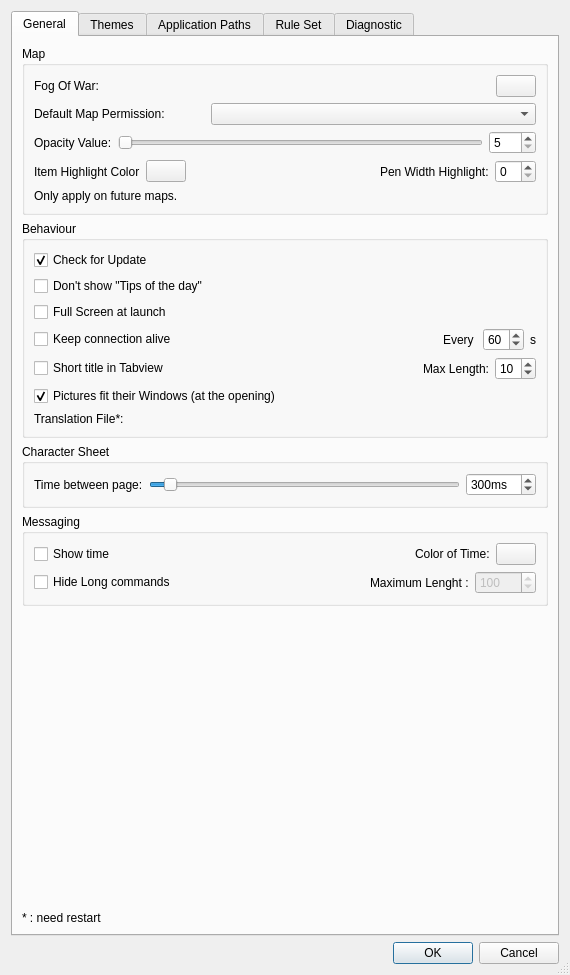
Before: the Qt Designer form core/src/preferences/preferencesdialogbox.ui in Rolisteam/rolisteam, drawn with Qt 5.
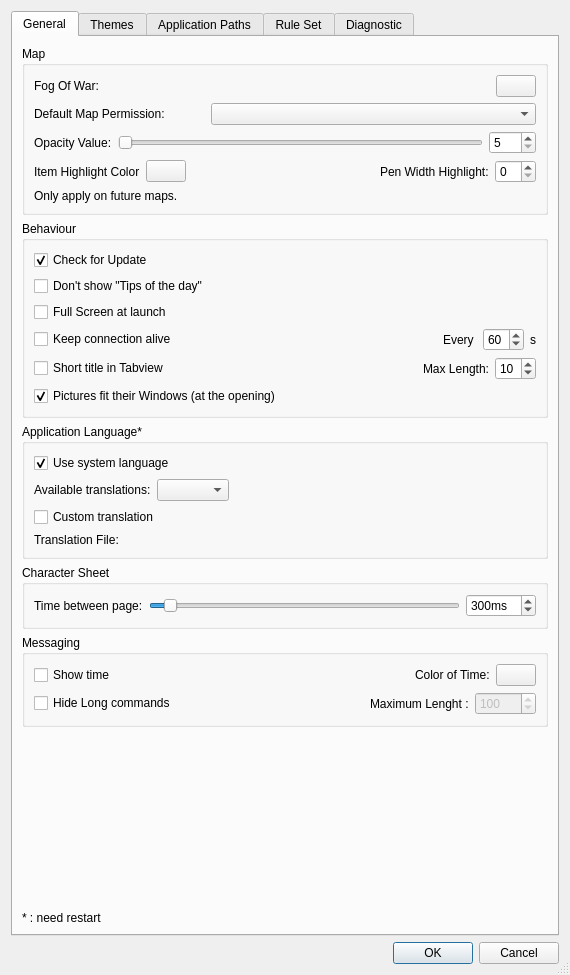
After: the same form once the commit is applied. The open tabs and pages were chosen to show the change. Icons and pictures are not drawn. Custom widgets are drawn as their Qt base class.

Commit message: [core] select translations from model.

The edit to the form file:
```diff
--- a/core/src/preferences/preferencesdialogbox.ui
+++ b/core/src/preferences/preferencesdialogbox.ui
@@ -26,7 +26,7 @@
       <attribute name="title">
        <string>General</string>
       </attribute>
-      <layout class="QVBoxLayout" name="verticalLayout_21">
+      <layout class="QVBoxLayout" name="verticalLayout_22">
        <item>
         <widget class="QGroupBox" name="groupBox">
          <property name="title">
@@ -330,12 +330,65 @@
             </property>
            </widget>
           </item>
+         </layout>
+        </widget>
+       </item>
+       <item>
+        <widget class="QGroupBox" name="groupBox_11">
+         <property name="title">
+          <string>Application Language*</string>
+         </property>
+         <layout class="QVBoxLayout" name="verticalLayout_21">
+          <item>
+           <widget class="QCheckBox" name="m_systemTranslation">
+            <property name="text">
+             <string>Use system language</string>
+            </property>
+            <property name="checked">
+             <bool>true</bool>
+            </property>
+           </widget>
+          </item>
+          <item>
+           <layout class="QHBoxLayout" name="horizontalLayout_32">
+            <item>
+             <widget class="QLabel" name="m_availablesTranslationLbl">
+              <property name="text">
+               <string>Available translations:</string>
+              </property>
+             </widget>
+            </item>
+            <item>
+             <widget class="QComboBox" name="m_translationSelector"/>
+            </item>
+            <item>
+             <spacer name="horizontalSpacer_15">
+              <property name="orientation">
+               <enum>Qt::Horizontal</enum>
+              </property>
+              <property name="sizeHint" stdset="0">
+               <size>
+                <width>40</width>
+                <height>20</height>
+               </size>
+              </property>
+             </spacer>
+            </item>
+           </layout>
+          </item>
+          <item>
+           <widget class="QCheckBox" name="m_customTranslation">
+            <property name="text">
+             <string>Custom translation</string>
+            </property>
+           </widget>
+          </item>
           <item>
            <layout class="QHBoxLayout" name="horizontalLayout_12">
             <item>
              <widget class="QLabel" name="label_17">
               <property name="text">
-               <string>Translation File*:</string>
+               <string>Translation File:</string>
               </property>
              </widget>
             </item>
```
Left out of the diff: 58 changed lines with no effect on the pictures. The commit also changes 16 other files.
